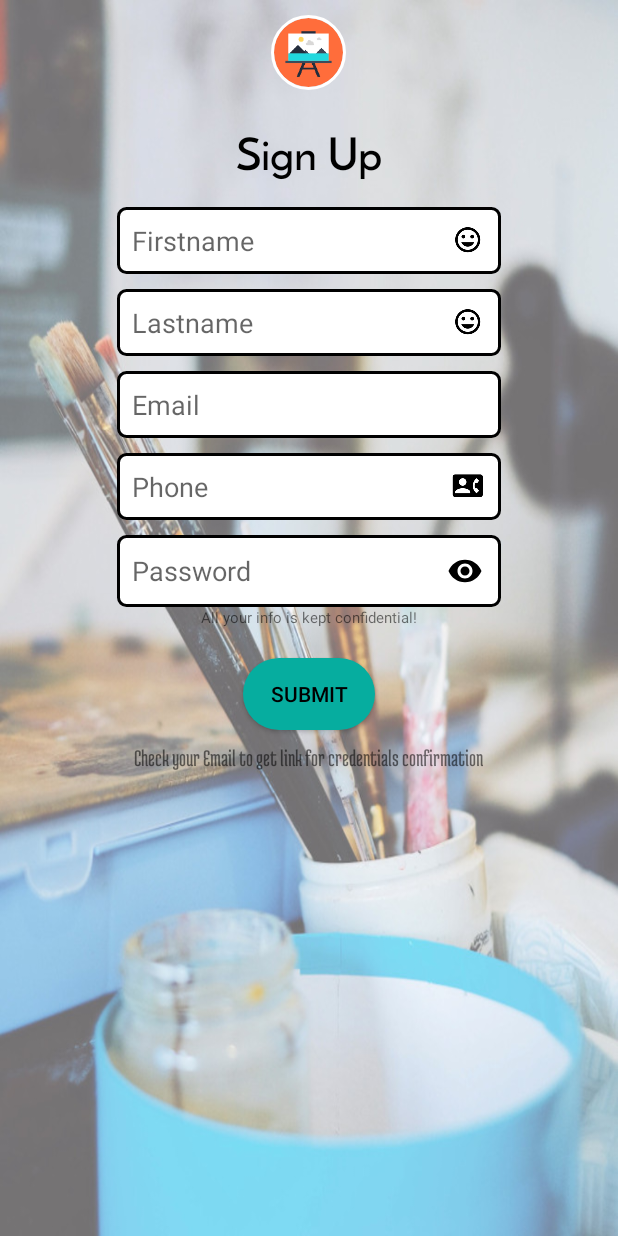
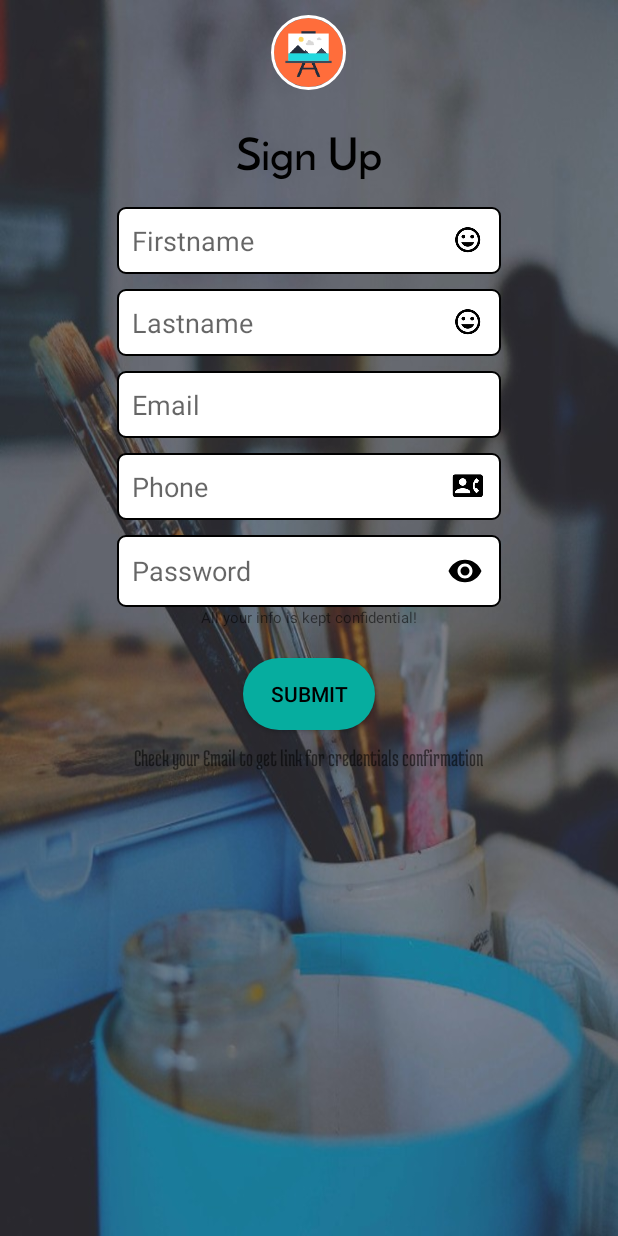
Before and after one commit to Wess58/Artissans, an Android app: the SignUpActivity screen opened directly, with no data from a screen before it, on a phone screen of 412 x 824 dp. Run offline under Robolectric (Android 15) with nearby library versions, the light colour scheme and no system bars; our stand-ins replace ButterKnife, CircleImageView, Firebase (no records; nobody signed in at launch, a user with empty details on screens opened directly).

Commit message:
created dark_image overlays

```diff
--- a/app/src/main/res/drawable/edittextstyle.xml
+++ b/app/src/main/res/drawable/edittextstyle.xml
@@ -2,7 +2,7 @@
 <shape xmlns:android="http://schemas.android.com/apk/res/android"
     android:shape="rectangle"
     >
-    <stroke android:width="2sp"
+    <stroke android:width="1dp"
         android:color="#000"
         />
     <corners android:radius="5sp"/>
```
Also changed, not shown: app/src/main/res/drawable/bckgrndl.jpg, app/src/main/res/drawable/bckgrndm.jpg (added), app/src/main/res/drawable/bckgrndn.jpg.
